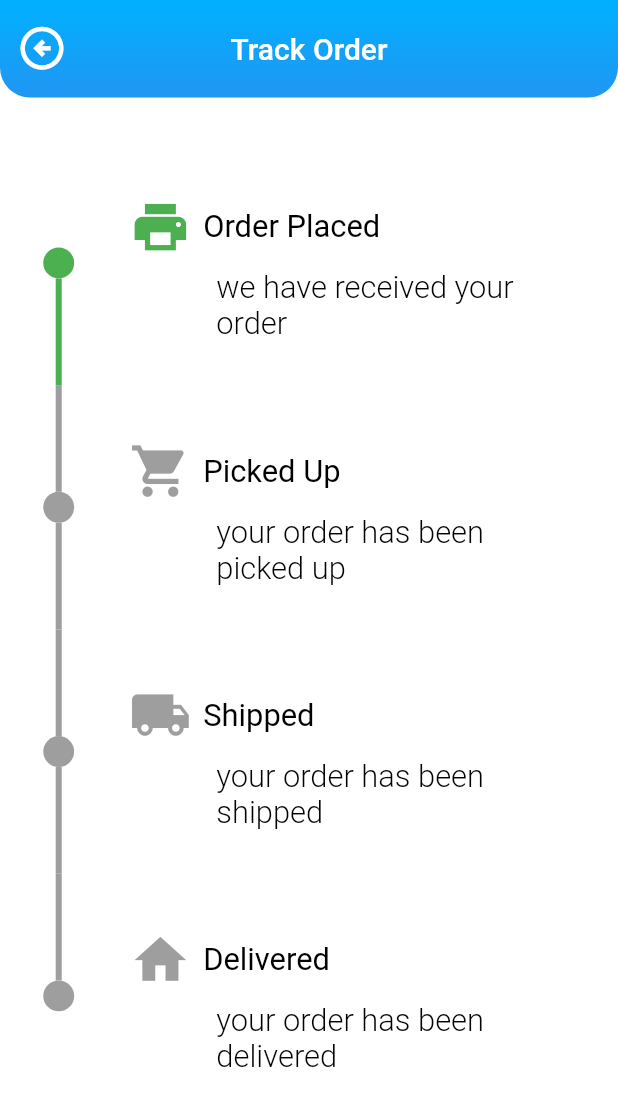
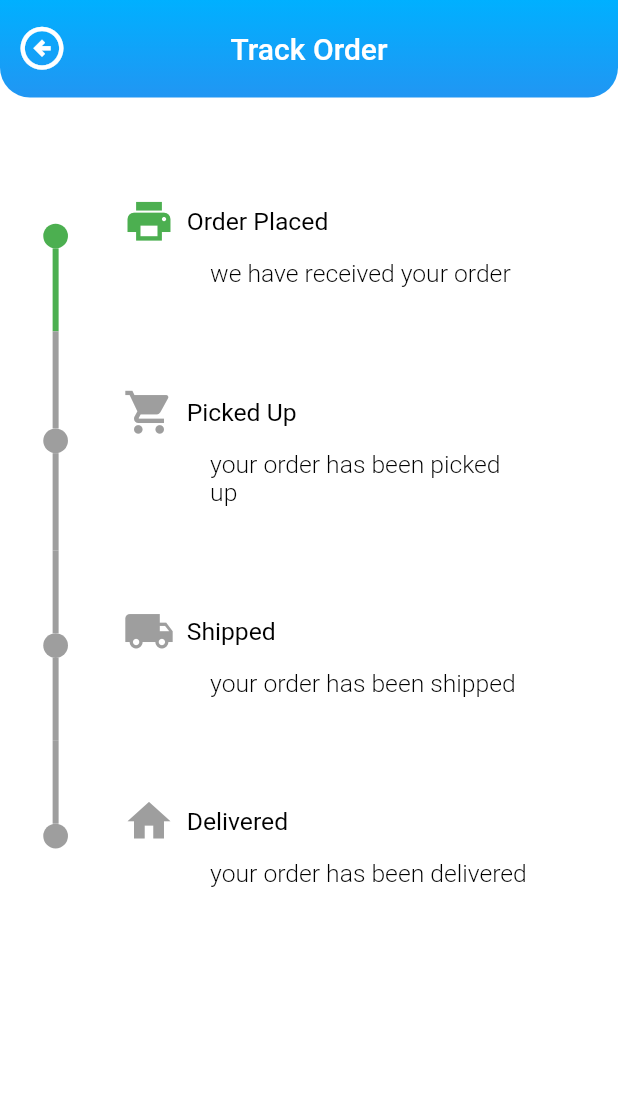
Before and after one commit to rupal-tripund/shipping_app, a Flutter app: the TrackOrder screen opened directly, on a phone screen of 412 x 824 dp. Shown: the top 1106 px of the screen. Run offline on Flutter 3.47's test engine with Material 2 defaults, Android fonts, the phone set to English and light mode, and no system bars; drawn by our look-alikes of timeline_tile; our stand-ins replace carousel_pro_nullsafety, dropdown_search, email_validator, file_picker, get, google_fonts and 4 more; missing offline and left inert: syncfusion_flutter_pdf.

Commit message:
font size changes for track order

```diff
--- a/lib/screens/order/tracker.dart
+++ b/lib/screens/order/tracker.dart
@@ -76,7 +76,6 @@ class _TrackOrderState extends State<TrackOrder> {
                      minHeight: 120,
                    ),
                    child: Column(
-                     crossAxisAlignment: CrossAxisAlignment.start,
                      mainAxisAlignment:  MainAxisAlignment.center,
                      children: <Widget>[
                         Row(
@@ -85,13 +84,13 @@ class _TrackOrderState extends State<TrackOrder> {
                                onPressed: () {},
                                icon: const Icon(Icons.print),
                                color: Colors.green.shade500,
-                               iconSize: Style.sizeIcon,
+                               iconSize: Style.sizeIcon / 1.2,
                              ),
                               Expanded(
                                 child: Text(
                                   'Order Placed',
                                   style: TextStyle(
-                                    fontSize: Style.sizeButtonText,
+                                    fontSize: Style.sizeSubTitle,
                                     fontWeight: FontWeight.w400,
                                     color: Style.textColorLight,
                                   ),
@@ -109,7 +108,7 @@ class _TrackOrderState extends State<TrackOrder> {
                              child: Text(
                                'we have received your order',
                                style: TextStyle(
-                                 fontSize: Style.sizeButtonText,
+                                 fontSize: Style.sizeSubTitle,
                                  fontWeight: FontWeight.w300,
                                  color: Style.textColorLight,
                                ),
@@ -122,8 +121,8 @@ class _TrackOrderState extends State<TrackOrder> {
                  ),
                  indicatorStyle: IndicatorStyle(
                    color: Colors.green.shade500,
-                   height: Style.sizeButtonText,
-                   width: Style.sizeButtonText,
+                   height: Style.sizeSubTitle,
+                   width: Style.sizeSubTitle,
                  ),
                  afterLineStyle: LineStyle(
                    color: Colors.green.shade500,
@@ -147,7 +146,6 @@ class _TrackOrderState extends State<TrackOrder> {
                     minHeight: 120,
                   ),
                   child: Column(
-                    crossAxisAlignment: CrossAxisAlignment.start,
                     mainAxisAlignment:  MainAxisAlignment.center,
                     children: <Widget>[
                       Row(
@@ -156,12 +154,12 @@ class _TrackOrderState extends State<TrackOrder> {
                             onPressed: () {},
                             icon: const Icon(Icons.shopping_cart),
                             color: Colors.grey,
-                            iconSize: Style.sizeIcon,
+                            iconSize: Style.sizeIcon / 1.2,
                           ),
                           Text(
                             'Picked Up',
                             style: TextStyle(
-                              fontSize: Style.sizeButtonText,
+                              fontSize: Style.sizeSubTitle,
                               fontWeight: FontWeight.w400,
                               color: Style.textColorLight,
                             ),
@@ -178,7 +176,7 @@ class _TrackOrderState extends State<TrackOrder> {
                             child: Text(
                               'your order has been picked up',
                               style: TextStyle(
-                                fontSize: Style.sizeButtonText,
+                                fontSize: Style.sizeSubTitle,
                                 fontWeight: FontWeight.w300,
                                 color: Style.textColorLight,
                               ),
@@ -190,8 +188,8 @@ class _TrackOrderState extends State<TrackOrder> {
                   ),
                 ),
                 indicatorStyle: IndicatorStyle(
-                  height: Style.sizeButtonText,
-                  width: Style.sizeButtonText,
+                  height: Style.sizeSubTitle,
+                  width: Style.sizeSubTitle,
                 ),
                 afterLineStyle: LineStyle(
 
@@ -213,7 +211,6 @@ class _TrackOrderState extends State<TrackOrder> {
                     minHeight: 120,
                   ),
                   child: Column(
-                    crossAxisAlignment: CrossAxisAlignment.start,
                     mainAxisAlignment:  MainAxisAlignment.center,
                     children: <Widget>[
                       Row(
@@ -222,12 +219,12 @@ class _TrackOrderState extends State<TrackOrder> {
                             onPressed: () {},
                             icon: const Icon(Icons.local_shipping),
                             color: Colors.grey,
-                            iconSize: Style.sizeIcon,
+                            iconSize: Style.sizeIcon / 1.2,
                           ),
                           Text(
                             'Shipped',
                             style: TextStyle(
-                              fontSize: Style.sizeButtonText,
+                              fontSize: Style.sizeSubTitle,
                               fontWeight: FontWeight.w400,
                               color: Style.textColorLight,
                             ),
@@ -244,7 +241,7 @@ class _TrackOrderState extends State<TrackOrder> {
                             child: Text(
                               'your order has been shipped',
                               style: TextStyle(
-                                fontSize: Style.sizeButtonText,
+                                fontSize: Style.sizeSubTitle,
                                 fontWeight: FontWeight.w300,
                                 color: Style.textColorLight,
                               ),
@@ -256,8 +253,8 @@ class _TrackOrderState extends State<TrackOrder> {
                   ),
                 ),
                 indicatorStyle: IndicatorStyle(
-                  height: Style.sizeButtonText,
-                  width: Style.sizeButtonText,
+                  height: Style.sizeSubTitle,
+                  width: Style.sizeSubTitle,
                 ),
                 afterLineStyle: LineStyle(
                 ),
@@ -278,7 +275,6 @@ class _TrackOrderState extends State<TrackOrder> {
                     minHeight: 120,
                   ),
                   child: Column(
-                    crossAxisAlignment: CrossAxisAlignment.start,
                     mainAxisAlignment:  MainAxisAlignment.center,
                     children: <Widget>[
                       Row(
@@ -287,12 +283,12 @@ class _TrackOrderState extends State<TrackOrder> {
                             onPressed: () {},
                             icon: const Icon(Icons.home),
                             color: Colors.grey,
-                            iconSize: Style.sizeIcon,
+                            iconSize: Style.sizeIcon / 1.2,
                           ),
                           Text(
                             'Delivered',
                             style: TextStyle(
-                              fontSize: Style.sizeButtonText,
+                              fontSize: Style.sizeSubTitle,
                               fontWeight: FontWeight.w400,
                               color: Style.textColorLight,
                             ),
@@ -309,7 +305,7 @@ class _TrackOrderState extends State<TrackOrder> {
                             child: Text(
                               'your order has been delivered',
                               style: TextStyle(
-                                fontSize: Style.sizeButtonText,
+                                fontSize: Style.sizeSubTitle,
                                 fontWeight: FontWeight.w300,
                                 color: Style.textColorLight,
                               ),
@@ -321,8 +317,8 @@ class _TrackOrderState extends State<TrackOrder> {
                   ),
                 ),
                 indicatorStyle: IndicatorStyle(
-                  height: Style.sizeButtonText,
-                  width: Style.sizeButtonText,
+                  height: Style.sizeSubTitle,
+                  width: Style.sizeSubTitle,
                 ),
                 afterLineStyle: LineStyle(
                 ),
```
